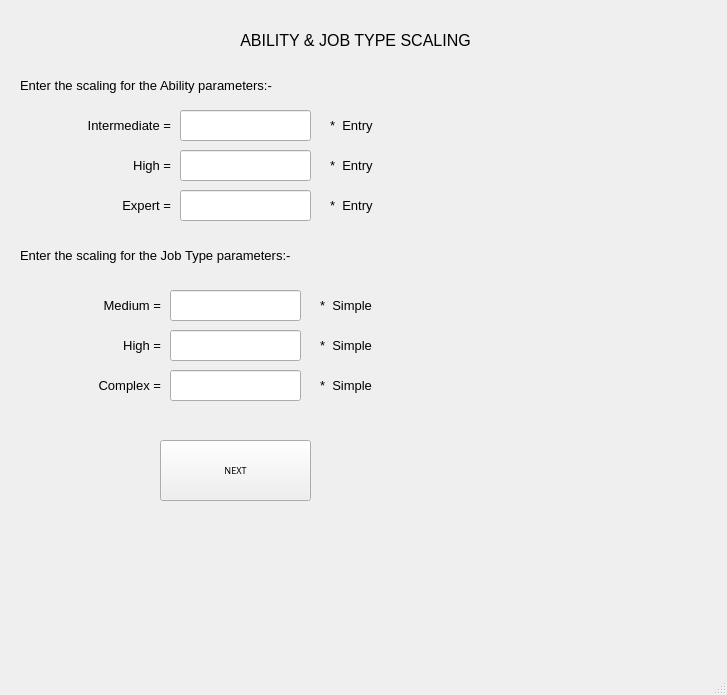
The window that ui_files/ability-jobType_scaling_screen.ui (yorozuya-2003/institutional_benchmarking_model) describes before a commit, drawn with Qt 5.
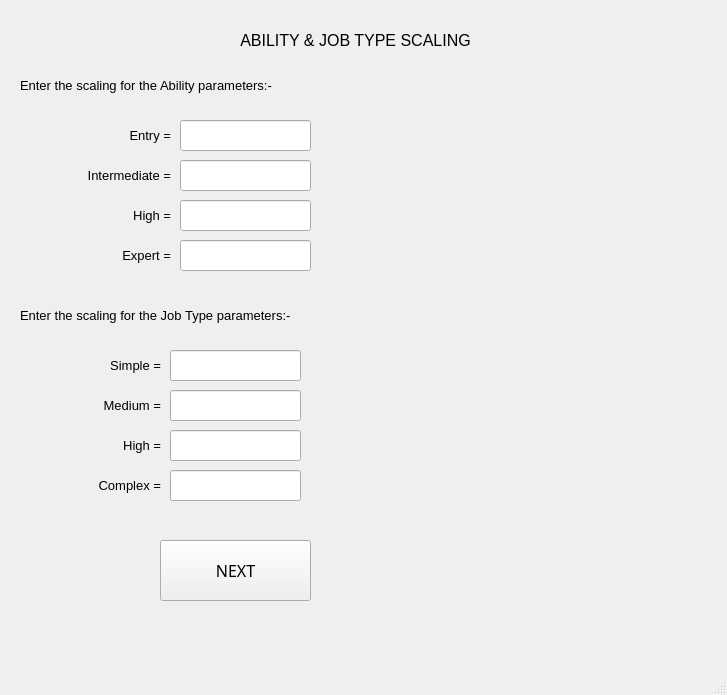
The same window after the commit.

Patch:
```diff
--- a/ui_files/ability-jobType_scaling_screen.ui
+++ b/ui_files/ability-jobType_scaling_screen.ui
@@ -78,7 +78,7 @@
     <property name="geometry">
      <rect>
       <x>20</x>
-      <y>110</y>
+      <y>160</y>
       <width>151</width>
       <height>31</height>
      </rect>
@@ -106,38 +106,41 @@
     <property name="geometry">
      <rect>
       <x>180</x>
-      <y>110</y>
+      <y>160</y>
       <width>131</width>
       <height>31</height>
      </rect>
     </property>
     <property name="font">
      <font>
-      <family>Bookman Old Style</family>
-      <pointsize>10</pointsize>
-      <weight>7</weight>
-      <italic>true</italic>
-      <bold>false</bold>
+      <family>Segoe UI Variable Text Semibold</family>
+      <pointsize>7</pointsize>
+      <weight>75</weight>
+      <italic>false</italic>
+      <bold>true</bold>
      </font>
     </property>
     <property name="styleSheet">
-     <string notr="true">font: 63 italic 10pt &quot;Bookman Old Style&quot;;</string>
+     <string notr="true"/>
+    </property>
+    <property name="text">
+     <string/>
     </property>
    </widget>
    <widget class="QPushButton" name="nextButton">
     <property name="geometry">
      <rect>
       <x>160</x>
-      <y>440</y>
+      <y>540</y>
       <width>151</width>
       <height>61</height>
      </rect>
     </property>
     <property name="font">
      <font>
-      <family>Segoe UI Variable Text Semibold</family>
-      <pointsize>7</pointsize>
-      <weight>7</weight>
+      <family>Corbel Light</family>
+      <pointsize>12</pointsize>
+      <weight>50</weight>
       <italic>false</italic>
       <bold>false</bold>
      </font>
@@ -146,36 +149,11 @@
      <string>NEXT</string>
     </property>
    </widget>
-   <widget class="QLabel" name="label_3">
-    <property name="geometry">
-     <rect>
-      <x>330</x>
-      <y>110</y>
-      <width>171</width>
-      <height>31</height>
-     </rect>
-    </property>
-    <property name="font">
-     <font>
-      <family>Arial</family>
-      <pointsize>10</pointsize>
-      <weight>10</weight>
-      <italic>false</italic>
-      <bold>false</bold>
-     </font>
-    </property>
-    <property name="styleSheet">
-     <string notr="true">font: 87 10pt &quot;Arial&quot;;</string>
-    </property>
-    <property name="text">
-     <string>*  Entry</string>
-    </property>
-   </widget>
    <widget class="QLabel" name="label_4">
     <property name="geometry">
      <rect>
       <x>20</x>
-      <y>150</y>
+      <y>200</y>
       <width>151</width>
       <height>31</height>
      </rect>
@@ -199,36 +177,11 @@
      <set>Qt::AlignRight|Qt::AlignTrailing|Qt::AlignVCenter</set>
     </property>
    </widget>
-   <widget class="QLabel" name="label_5">
-    <property name="geometry">
-     <rect>
-      <x>330</x>
-      <y>150</y>
-      <width>171</width>
-      <height>31</height>
-     </rect>
-    </property>
-    <property name="font">
-     <font>
-      <family>Arial</family>
-      <pointsize>10</pointsize>
-      <weight>10</weight>
-      <italic>false</italic>
-      <bold>false</bold>
-     </font>
-    </property>
-    <property name="styleSheet">
-     <string notr="true">font: 87 10pt &quot;Arial&quot;;</string>
-    </property>
-    <property name="text">
-     <string>*  Entry</string>
-    </property>
-   </widget>
    <widget class="QLineEdit" name="abilityHigh">
     <property name="geometry">
      <rect>
       <x>180</x>
-      <y>150</y>
+      <y>200</y>
       <width>131</width>
       <height>31</height>
      </rect>
@@ -237,17 +190,20 @@
      <font>
       <family>Segoe UI Variable Text Semibold</family>
       <pointsize>7</pointsize>
-      <weight>7</weight>
+      <weight>50</weight>
       <italic>false</italic>
       <bold>false</bold>
      </font>
     </property>
+    <property name="text">
+     <string/>
+    </property>
    </widget>
    <widget class="QLabel" name="label_6">
     <property name="geometry">
      <rect>
       <x>30</x>
-      <y>190</y>
+      <y>240</y>
       <width>141</width>
       <height>31</height>
      </rect>
@@ -271,36 +227,11 @@
      <set>Qt::AlignRight|Qt::AlignTrailing|Qt::AlignVCenter</set>
     </property>
    </widget>
-   <widget class="QLabel" name="label_9">
-    <property name="geometry">
-     <rect>
-      <x>330</x>
-      <y>190</y>
-      <width>171</width>
-      <height>31</height>
-     </rect>
-    </property>
-    <property name="font">
-     <font>
-      <family>Arial</family>
-      <pointsize>10</pointsize>
-      <weight>10</weight>
-      <italic>false</italic>
-      <bold>false</bold>
-     </font>
-    </property>
-    <property name="styleSheet">
-     <string notr="true">font: 87 10pt &quot;Arial&quot;;</string>
-    </property>
-    <property name="text">
-     <string>*  Entry</string>
-    </property>
-   </widget>
    <widget class="QLineEdit" name="abilityExpert">
     <property name="geometry">
      <rect>
       <x>180</x>
-      <y>190</y>
+      <y>240</y>
       <width>131</width>
       <height>31</height>
      </rect>
@@ -309,17 +240,20 @@
      <font>
       <family>Segoe UI Variable Text Semibold</family>
       <pointsize>7</pointsize>
-      <weight>7</weight>
+      <weight>50</weight>
       <italic>false</italic>
       <bold>false</bold>
      </font>
     </property>
+    <property name="text">
+     <string/>
+    </property>
    </widget>
    <widget class="QLabel" name="label_7">
     <property name="geometry">
      <rect>
       <x>10</x>
-      <y>290</y>
+      <y>390</y>
       <width>151</width>
       <height>31</height>
      </rect>
@@ -347,7 +281,7 @@
     <property name="geometry">
      <rect>
       <x>20</x>
-      <y>370</y>
+      <y>470</y>
       <width>141</width>
       <height>31</height>
      </rect>
@@ -371,36 +305,11 @@
      <set>Qt::AlignRight|Qt::AlignTrailing|Qt::AlignVCenter</set>
     </property>
    </widget>
-   <widget class="QLabel" name="label_11">
-    <property name="geometry">
-     <rect>
-      <x>320</x>
-      <y>330</y>
-      <width>171</width>
-      <height>31</height>
-     </rect>
-    </property>
-    <property name="font">
-     <font>
-      <family>Arial</family>
-      <pointsize>10</pointsize>
-      <weight>10</weight>
-      <italic>false</italic>
-      <bold>false</bold>
-     </font>
-    </property>
-    <property name="styleSheet">
-     <string notr="true">font: 87 10pt &quot;Arial&quot;;</string>
-    </property>
-    <property name="text">
-     <string>*  Simple</string>
-    </property>
-   </widget>
    <widget class="QLabel" name="label_12">
     <property name="geometry">
      <rect>
       <x>10</x>
-      <y>330</y>
+      <y>430</y>
       <width>151</width>
       <height>31</height>
      </rect>
@@ -428,7 +337,7 @@
     <property name="geometry">
      <rect>
       <x>170</x>
-      <y>330</y>
+      <y>430</y>
       <width>131</width>
       <height>31</height>
      </rect>
@@ -437,42 +346,17 @@
      <font>
       <family>Segoe UI Variable Text Semibold</family>
       <pointsize>7</pointsize>
-      <weight>7</weight>
+      <weight>50</weight>
       <italic>false</italic>
       <bold>false</bold>
      </font>
     </property>
    </widget>
-   <widget class="QLabel" name="label_13">
-    <property name="geometry">
-     <rect>
-      <x>320</x>
-      <y>290</y>
-      <width>171</width>
-      <height>31</height>
-     </rect>
-    </property>
-    <property name="font">
-     <font>
-      <family>Arial</family>
-      <pointsize>10</pointsize>
-      <weight>10</weight>
-      <italic>false</italic>
-      <bold>false</bold>
-     </font>
-    </property>
-    <property name="styleSheet">
-     <string notr="true">font: 87 10pt &quot;Arial&quot;;</string>
-    </property>
-    <property name="text">
-     <string>*  Simple</string>
-    </property>
-   </widget>
    <widget class="QLabel" name="label_14">
     <property name="geometry">
      <rect>
       <x>20</x>
-      <y>230</y>
+      <y>290</y>
       <width>601</width>
       <height>51</height>
      </rect>
@@ -496,36 +380,11 @@
      <set>Qt::AlignLeading|Qt::AlignLeft|Qt::AlignVCenter</set>
     </property>
    </widget>
-   <widget class="QLabel" name="label_15">
-    <property name="geometry">
-     <rect>
-      <x>320</x>
-      <y>370</y>
-      <width>171</width>
-      <height>31</height>
-     </rect>
-    </property>
-    <property name="font">
-     <font>
-      <family>Arial</family>
-      <pointsize>10</pointsize>
-      <weight>10</weight>
-      <italic>false</italic>
-      <bold>false</bold>
-     </font>
-    </property>
-    <property name="styleSheet">
-     <string notr="true">font: 87 10pt &quot;Arial&quot;;</string>
-    </property>
-    <property name="text">
-     <string>*  Simple</string>
-    </property>
-   </widget>
    <widget class="QLineEdit" name="jobMedium">
     <property name="geometry">
      <rect>
       <x>170</x>
-      <y>290</y>
+      <y>390</y>
       <width>131</width>
       <height>31</height>
      </rect>
@@ -534,7 +393,7 @@
      <font>
       <family>Segoe UI Variable Text Semibold</family>
       <pointsize>7</pointsize>
-      <weight>7</weight>
+      <weight>50</weight>
       <italic>false</italic>
       <bold>false</bold>
      </font>
@@ -544,7 +403,7 @@
     <property name="geometry">
      <rect>
       <x>170</x>
-      <y>370</y>
+      <y>470</y>
       <width>131</width>
       <height>31</height>
      </rect>
@@ -553,12 +412,115 @@
      <font>
       <family>Segoe UI Variable Text Semibold</family>
       <pointsize>7</pointsize>
-      <weight>7</weight>
+      <weight>50</weight>
       <italic>false</italic>
       <bold>false</bold>
      </font>
     </property>
    </widget>
+   <widget class="QLineEdit" name="abilityEntry">
+    <property name="geometry">
+     <rect>
+      <x>180</x>
+      <y>120</y>
+      <width>131</width>
+      <height>31</height>
+     </rect>
+    </property>
+    <property name="font">
+     <font>
+      <family>Segoe UI Variable Text Semibold</family>
+      <pointsize>7</pointsize>
+      <weight>75</weight>
+      <italic>false</italic>
+      <bold>true</bold>
+     </font>
+    </property>
+    <property name="styleSheet">
+     <string notr="true"/>
+    </property>
+    <property name="text">
+     <string/>
+    </property>
+   </widget>
+   <widget class="QLabel" name="label_3">
+    <property name="geometry">
+     <rect>
+      <x>20</x>
+      <y>120</y>
+      <width>151</width>
+      <height>31</height>
+     </rect>
+    </property>
+    <property name="font">
+     <font>
+      <family>Arial</family>
+      <pointsize>10</pointsize>
+      <weight>10</weight>
+      <italic>false</italic>
+      <bold>false</bold>
+     </font>
+    </property>
+    <property name="styleSheet">
+     <string notr="true">font: 87 10pt &quot;Arial&quot;;</string>
+    </property>
+    <property name="text">
+     <string>Entry =</string>
+    </property>
+    <property name="alignment">
+     <set>Qt::AlignRight|Qt::AlignTrailing|Qt::AlignVCenter</set>
+    </property>
+   </widget>
+   <widget class="QLineEdit" name="jobSimple">
+    <property name="geometry">
+     <rect>
+      <x>170</x>
+      <y>350</y>
+      <width>131</width>
+      <height>31</height>
+     </rect>
+    </property>
+    <property name="font">
+     <font>
+      <family>Segoe UI Variable Text Semibold</family>
+      <pointsize>7</pointsize>
+      <weight>50</weight>
+      <italic>false</italic>
+      <bold>false</bold>
+     </font>
+    </property>
+    <property name="text">
+     <string/>
+    </property>
+   </widget>
+   <widget class="QLabel" name="label_9">
+    <property name="geometry">
+     <rect>
+      <x>10</x>
+      <y>350</y>
+      <width>151</width>
+      <height>31</height>
+     </rect>
+    </property>
+    <property name="font">
+     <font>
+      <family>Arial</family>
+      <pointsize>10</pointsize>
+      <weight>10</weight>
+      <italic>false</italic>
+      <bold>false</bold>
+     </font>
+    </property>
+    <property name="styleSheet">
+     <string notr="true">font: 87 10pt &quot;Arial&quot;;</string>
+    </property>
+    <property name="text">
+     <string>Simple =</string>
+    </property>
+    <property name="alignment">
+     <set>Qt::AlignRight|Qt::AlignTrailing|Qt::AlignVCenter</set>
+    </property>
+   </widget>
   </widget>
   <widget class="QMenuBar" name="menubar">
    <property name="geometry">
```
Left out of the diff: 4 changed lines with no effect on the pictures.
